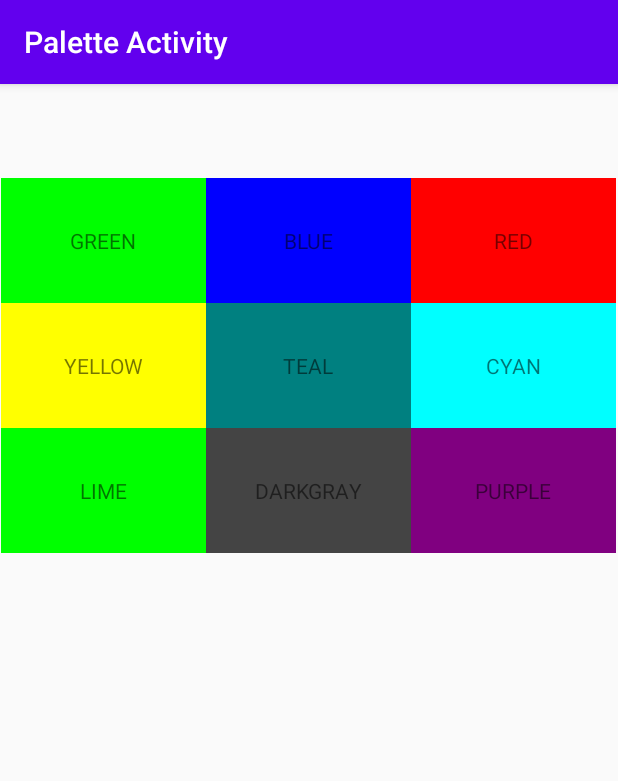
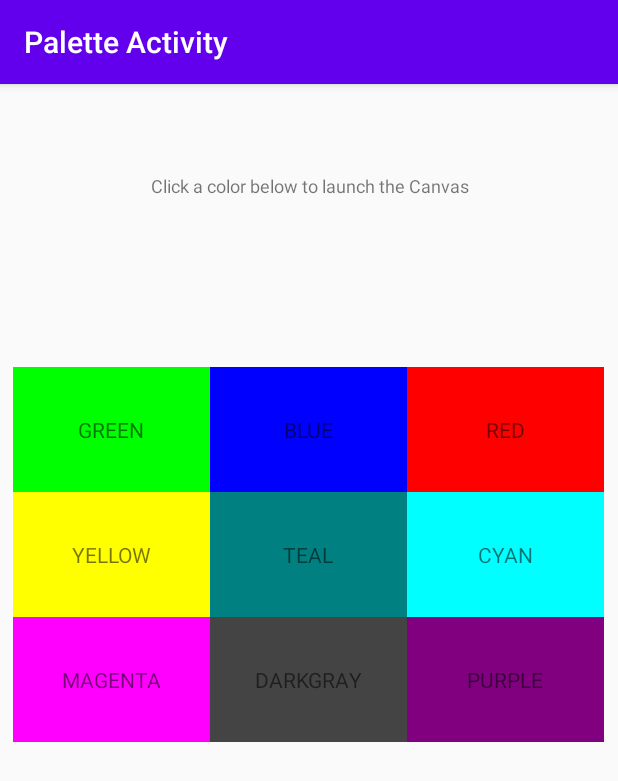
Before and after one commit to Terence21/Lab4-Grid, an Android app: the screen it shows after launch (PaletteActivity), on a phone screen of 412 x 824 dp. Shown: the top 781 px of the screen. Run offline under Robolectric (Android 15) with nearby library versions, the phone set to English and light mode, and no system bars.

Commit message:
added all labels and strings to values/string.xml and created new strings france quantifier strings.xml file. ** it does not work, must find solution for parsing french colors **

```diff
--- a/app/src/main/java/temple/edu/gridassignment/PaletteActivity.java
+++ b/app/src/main/java/temple/edu/gridassignment/PaletteActivity.java
@@ -1,6 +1,8 @@
 package temple.edu.gridassignment;
 
 import android.content.Intent;
+import android.content.res.Resources;
+import android.view.Gravity;
 import android.view.View;
 import android.widget.AdapterView;
 import android.widget.BaseAdapter;
@@ -10,6 +12,7 @@ import androidx.appcompat.app.AppCompatActivity;
 import android.os.Bundle;
 
 import java.util.ArrayList;
+import java.util.Arrays;
 
 public class PaletteActivity extends AppCompatActivity {
 
@@ -19,17 +22,16 @@ public class PaletteActivity extends AppCompatActivity {
         setContentView(R.layout.activity_main);
         this.setTitle(R.string.name_Palette_activity);
 
-        ArrayList<String> colors = new ArrayList<>();
-        colors.add("green");
-        colors.add("blue");
-        colors.add("red");
-        colors.add("yellow");
-        colors.add("teal");
-        colors.add("cyan");
-        colors.add("lime");
-        colors.add("darkgray");
-        colors.add("purple");
+        TextView user_prompt = (TextView) findViewById(R.id._prompt);
+        user_prompt.setText(R.string.prompt_text);
+        user_prompt.setTextSize(12);
+        user_prompt.setGravity(Gravity.CENTER);
 
+
+
+        Resources res = getResources();
+        String[] color_arr = res.getStringArray(R.array.color_array);
+        ArrayList<String> colors = new ArrayList<>(Arrays.asList(color_arr));
 
         GridView grid = findViewById(R.id._ColorGrid);
         grid.setNumColumns(3);
--- a/app/src/main/res/layout/activity_main.xml
+++ b/app/src/main/res/layout/activity_main.xml
@@ -7,10 +7,19 @@
         android:layout_height="match_parent"
         tools:context=".PaletteActivity">
     <GridView
-            android:layout_width="411dp"
-            android:layout_height="396dp"
-            app:layout_constraintTop_toTopOf="parent" android:layout_marginTop="44dp"
-            app:layout_constraintEnd_toEndOf="parent" app:layout_constraintStart_toStartOf="parent"
-            app:layout_constraintBottom_toBottomOf="parent" android:layout_marginBottom="291dp"
-            android:id="@+id/_ColorGrid"/>
+            android:layout_width="395dp"
+            android:layout_height="386dp"
+            android:id="@+id/_ColorGrid"
+            app:layout_constraintBottom_toBottomOf="parent" android:layout_marginBottom="165dp"
+            android:layout_marginTop="72dp" app:layout_constraintTop_toBottomOf="@+id/_prompt"
+            app:layout_constraintStart_toStartOf="parent" android:layout_marginStart="8dp"
+            app:layout_constraintEnd_toEndOf="parent" android:layout_marginEnd="8dp"/>
+    <TextView
+            android:text="TextView"
+            android:layout_width="245dp"
+            android:layout_height="40dp" android:id="@+id/_prompt"
+            android:layout_marginEnd="141dp" app:layout_constraintEnd_toEndOf="parent"
+            app:layout_constraintTop_toTopOf="parent" android:layout_marginTop="48dp"
+            app:layout_constraintStart_toStartOf="parent" android:layout_marginStart="141dp"
+    />
 </androidx.constraintlayout.widget.ConstraintLayout>
--- a/app/src/main/res/values/strings.xml
+++ b/app/src/main/res/values/strings.xml
@@ -2,5 +2,17 @@
     <string name="app_name">Color Changing App</string>
     <string name="name_Canvas_activity">Canvas Activity</string>
     <string name="name_Palette_activity">Palette Activity</string>
-    <string name="intent_name"/>
+    <string name="intent_name">name</string>
+    <string name="prompt_text">Click a color below to launch the Canvas</string>
+    <string-array name="color_array">
+        <item>green</item>
+        <item>blue</item>
+        <item>red</item>
+        <item>yellow</item>
+        <item>teal</item>
+        <item>cyan</item>
+        <item>magenta</item>
+        <item>darkgray</item>
+        <item>purple</item>
+    </string-array>
 </resources>
```
Also changed, not shown: 1 other file.
